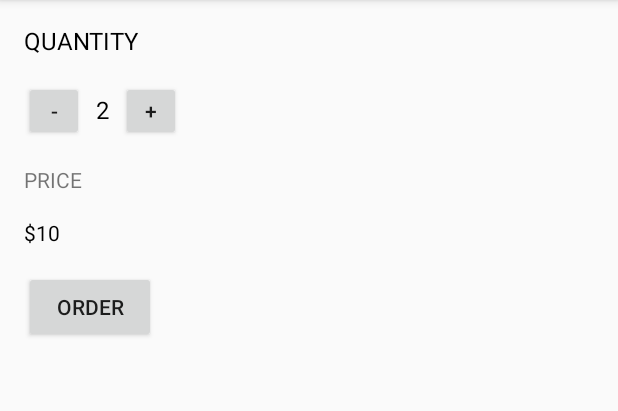
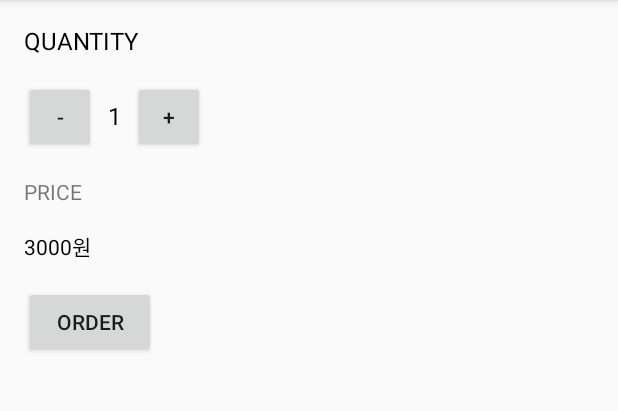
Before and after one commit to gsjune/First-Android, an Android app: the screen it shows after launch (CoffeeActivity), on a phone screen of 412 x 824 dp, the part 84-495 px from its top. Run offline under Robolectric (Android 15) with nearby library versions, the phone set to English and light mode, and no system bars.

```diff
--- a/app/src/main/AndroidManifest.xml
+++ b/app/src/main/AndroidManifest.xml
@@ -22,6 +22,7 @@
                 <category android:name="android.intent.category.LAUNCHER" />
             </intent-filter>
         </activity>
+        <activity android:name=".ScoreboardActivity"></activity>
     </application>
 
 </manifest>
--- a/app/src/main/java/com/hckim/myapplication/CoffeeActivity.java
+++ b/app/src/main/java/com/hckim/myapplication/CoffeeActivity.java
@@ -1,13 +1,49 @@
 package com.hckim.myapplication;
 
+import android.os.Bundle;
 import android.support.v7.app.AppCompatActivity;
-import android.os.Bundle;
+import android.view.View;
+import android.widget.TextView;
 
 public class CoffeeActivity extends AppCompatActivity {
+
+    private TextView mQuantityTextView;
+    private TextView mPriceTextView;
+    private int mQuantity = 1;
 
     @Override
     protected void onCreate(Bundle savedInstanceState) {
         super.onCreate(savedInstanceState);
         setContentView(R.layout.activity_coffee);
+
+        mQuantityTextView = (TextView) findViewById(R.id.quantity_text);
+//        Button minusButton = (Button) findViewById(R.id.minus_button);
+//        Button plusButton = (Button) findViewById(R.id.plus_button);
+
+        mPriceTextView = (TextView) findViewById(R.id.quantity_text);
+
+
+    }
+
+    public void minusButtonClicked(View view) {
+//        Toast.makeText(this, "잘 눌림", Toast.LENGTH_SHORT).show();
+        mQuantity--;
+        if (mQuantity < 0) {
+            mQuantity = 1;
+        }
+        mQuantityTextView.setText("" + mQuantity);
+//        mQuantityTextView.setText("" + Math.max(mQuantity, 0);
+
+    }
+
+    public void plusButtonClicked(View view) {
+//        Toast.makeText(this, "잘 눌림", Toast.LENGTH_SHORT).show();
+        mQuantity++;
+        mQuantityTextView.setText("" + mQuantity);
+
+    }
+
+
+    public void priceButtonClicked(View view) {
     }
 }
--- a/app/src/main/res/layout/activity_coffee.xml
+++ b/app/src/main/res/layout/activity_coffee.xml
@@ -22,30 +22,34 @@
         android:orientation="horizontal">
 
         <Button
+            android:id="@+id/minus_button"
             android:layout_width="wrap_content"
             android:layout_height="wrap_content"
             android:layout_marginTop="16dp"
-            android:minHeight="40dp"
-            android:minWidth="40dp"
+            android:minHeight="48dp"
+            android:minWidth="48dp"
+            android:onClick="minusButtonClicked"
             android:text="-" />
 
         <TextView
-            android:id="@+id/quantity_text_view"
+            android:id="@+id/quantity_text"
             android:layout_width="wrap_content"
             android:layout_height="wrap_content"
             android:layout_marginEnd="8dp"
             android:layout_marginStart="8dp"
             android:layout_marginTop="16dp"
-            android:text="2"
+            android:text="1"
             android:textColor="#000000"
             android:textSize="16sp" />
 
         <Button
+            android:id="@+id/plus_button"
             android:layout_width="wrap_content"
             android:layout_height="wrap_content"
             android:layout_marginTop="16dp"
-            android:minHeight="40dp"
-            android:minWidth="40dp"
+            android:minHeight="48dp"
+            android:minWidth="48dp"
+            android:onClick="plusButtonClicked"
             android:text="+" />
 
     </LinearLayout>
@@ -58,18 +62,20 @@
         android:textAllCaps="true" />
 
     <TextView
-        android:id="@+id/price_text_view"
+        android:id="@+id/price_text"
         android:layout_width="wrap_content"
         android:layout_height="wrap_content"
         android:layout_marginTop="16dp"
-        android:text="$10"
+        android:text="3000원"
         android:textColor="#000000" />
 
     <Button
+        android:id="@+id/price_button"
         android:layout_width="wrap_content"
         android:layout_height="wrap_content"
         android:layout_marginTop="16dp"
         android:text="Order"
-        android:textAllCaps="true" />
+        android:textAllCaps="true"
+        android:onClick="priceButtonClicked"/>
 
 </LinearLayout>
```
Also changed, not shown: app/src/main/java/com/hckim/myapplication/ScoreboardActivity.java (added, +38 -0 lines), app/src/main/res/layout/activity_scoreboard.xml (added, +103 -0 lines).
